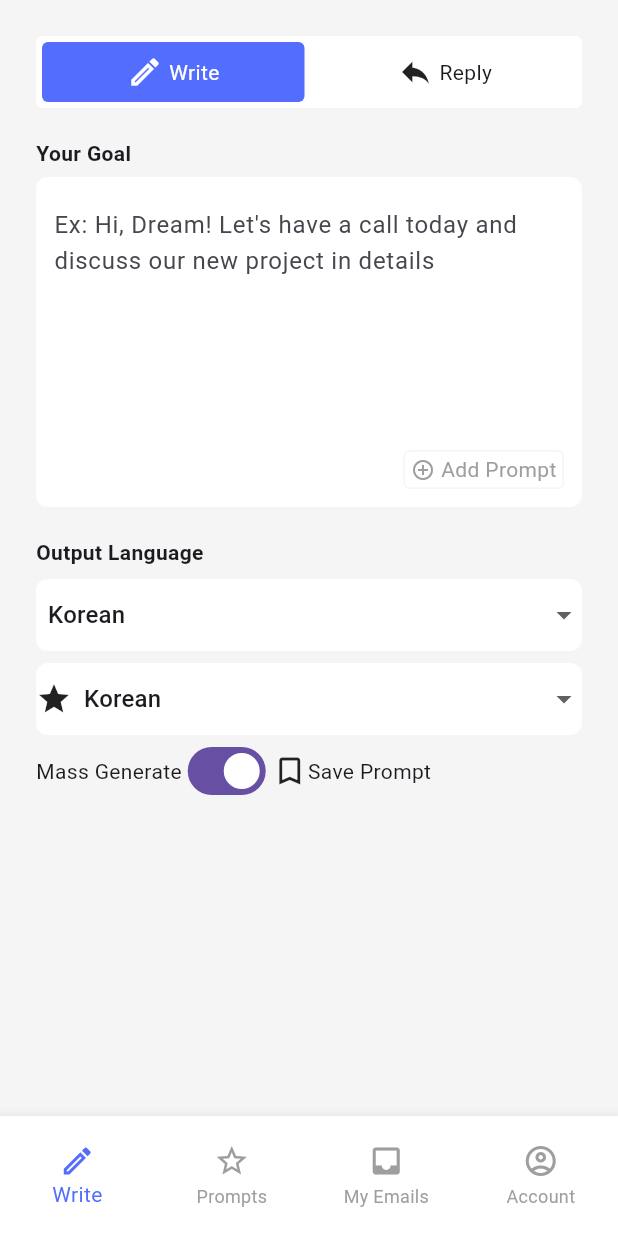
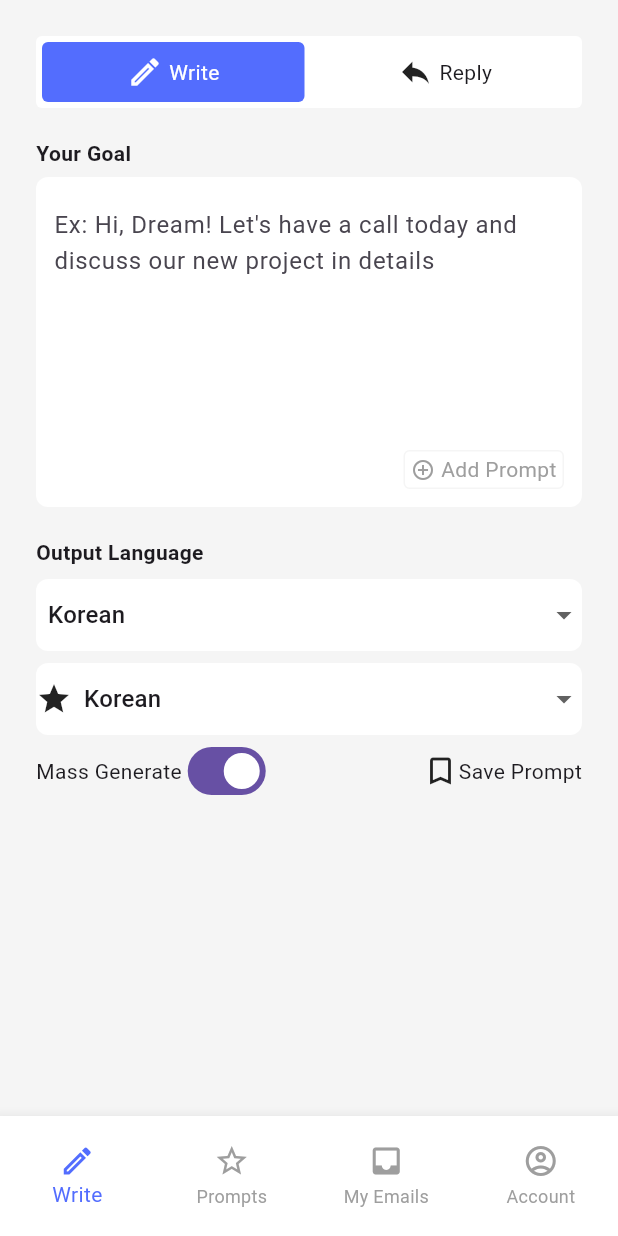
Before and after one commit to JAICHANGPARK/flutter_notebook_chapter_39, a Flutter app: the DraftBotHomePage screen opened directly, on a phone screen of 412 x 824 dp. Run offline on Flutter 3.47's test engine with Material 3 defaults, Android fonts, the phone set to English and light mode, and no system bars; our stand-ins replace gap.

Commit message:
Update draft_bot_home_page.dart

```diff
--- a/lib/ep1959_draft_bot_app/views/draft_bot_home_page.dart
+++ b/lib/ep1959_draft_bot_app/views/draft_bot_home_page.dart
@@ -228,13 +228,19 @@ class _DraftBotHomePageState extends State<DraftBotHomePage> {
                 children: [
                   Text("Mass Generate"),
                   Switch(value: true, onChanged: (value) {}),
+                  Spacer(),
                   Icon(
                     Icons.bookmark_border,
                   ),
                   Text(
                     "Save Prompt",
-                  )
+                  ),
                 ],
+              ),
+              Container(
+                decoration: BoxDecoration(
+                  color: Colors.white,
+                ),
               )
             ],
           ),
```
